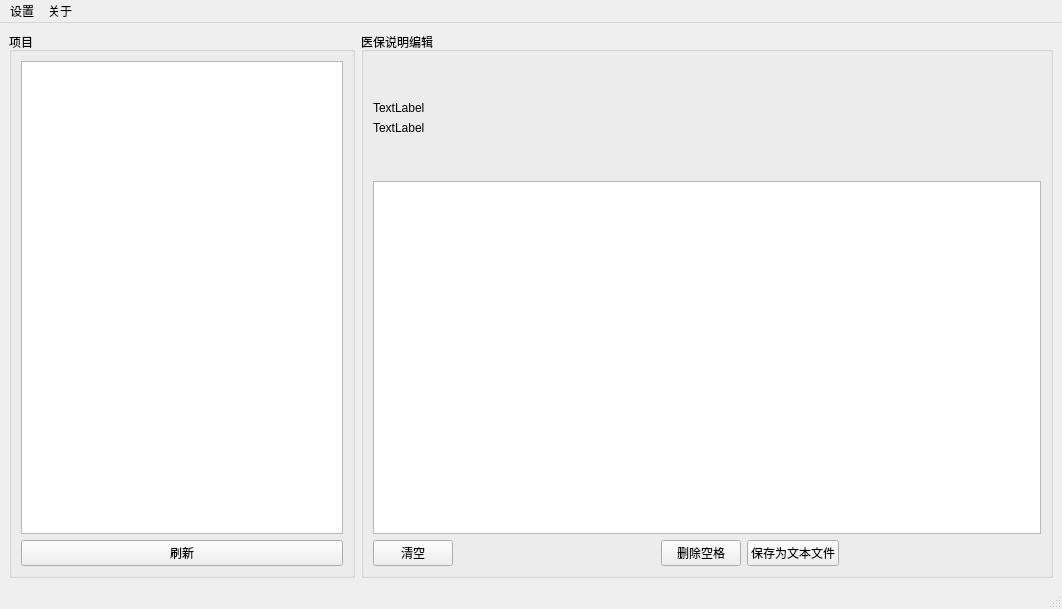
This is main.ui in mawang98/med_help as Qt 5 draws it before an edit. The edited form follows.
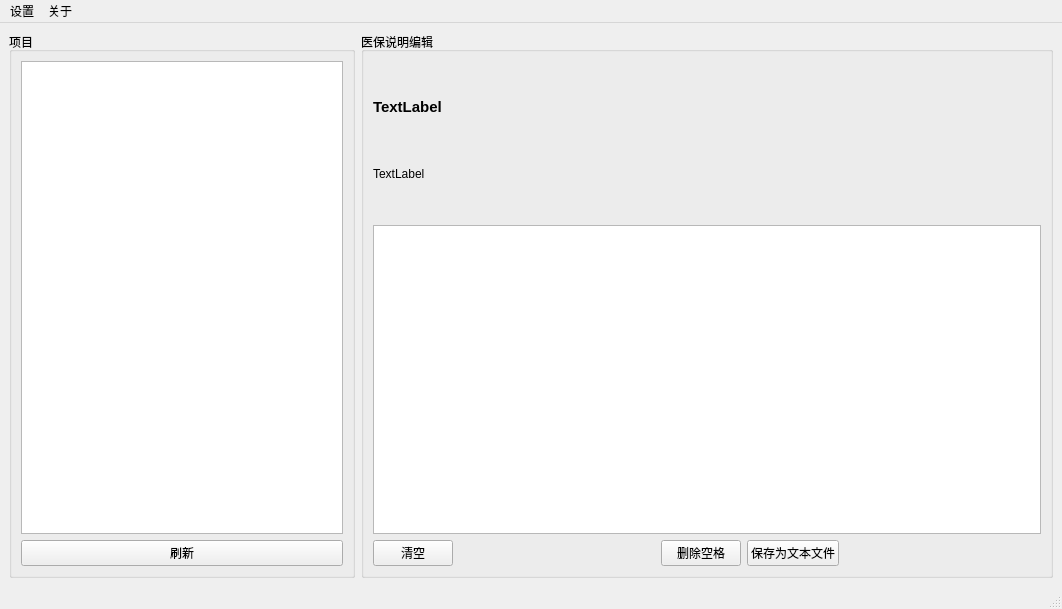
This is the edited form.

The edit to the form file:
```diff
--- a/main.ui
+++ b/main.ui
@@ -41,7 +41,7 @@
       </property>
       <layout class="QVBoxLayout" name="verticalLayout_3" stretch="0,1,0">
        <item>
-        <layout class="QVBoxLayout" name="verticalLayout_2">
+        <layout class="QVBoxLayout" name="verticalLayout_2" stretch="1,1,1,1,1">
          <item>
           <spacer name="verticalSpacer_2">
            <property name="orientation">
@@ -57,11 +57,31 @@
          </item>
          <item>
           <widget class="QLabel" name="label">
+           <property name="font">
+            <font>
+             <pointsize>11</pointsize>
+             <weight>75</weight>
+             <bold>true</bold>
+            </font>
+           </property>
            <property name="text">
             <string>TextLabel</string>
            </property>
           </widget>
          </item>
+         <item>
+          <spacer name="verticalSpacer_3">
+           <property name="orientation">
+            <enum>Qt::Vertical</enum>
+           </property>
+           <property name="sizeHint" stdset="0">
+            <size>
+             <width>20</width>
+             <height>40</height>
+            </size>
+           </property>
+          </spacer>
+         </item>
          <item>
           <widget class="QLabel" name="label_2">
            <property name="text">
```
Left out of the diff: 2 changed lines with no effect on the pictures.
